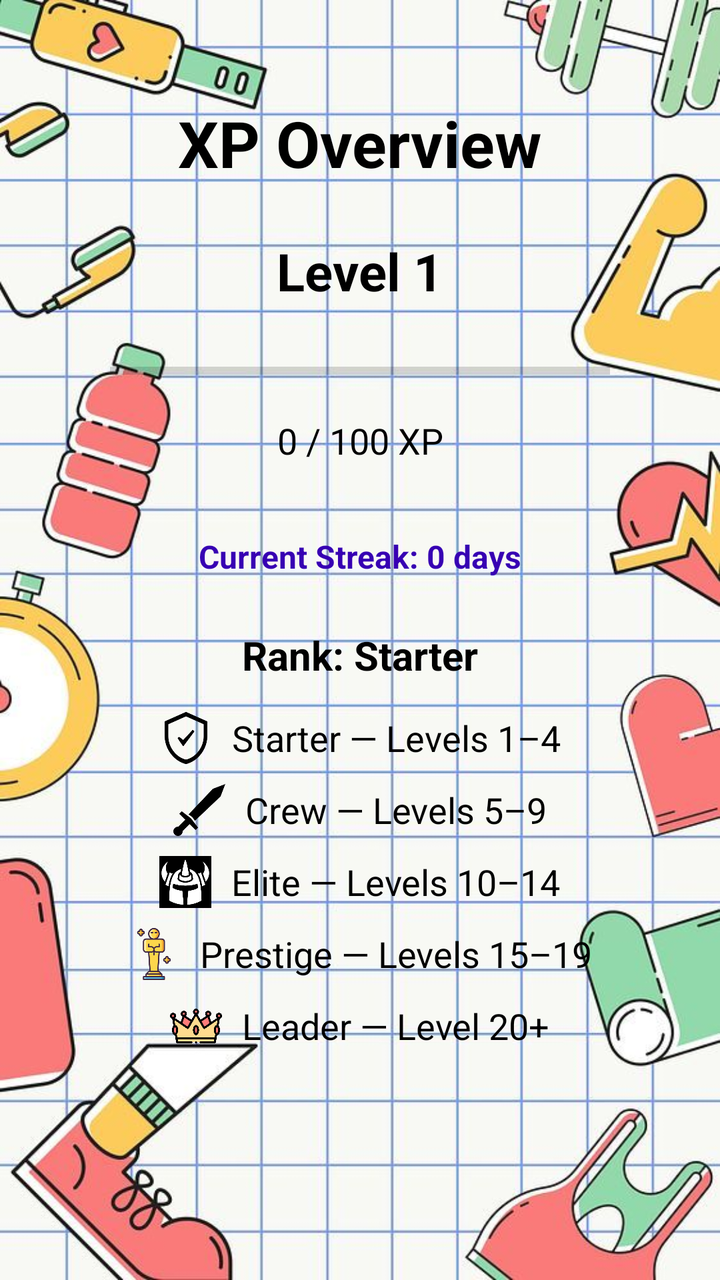
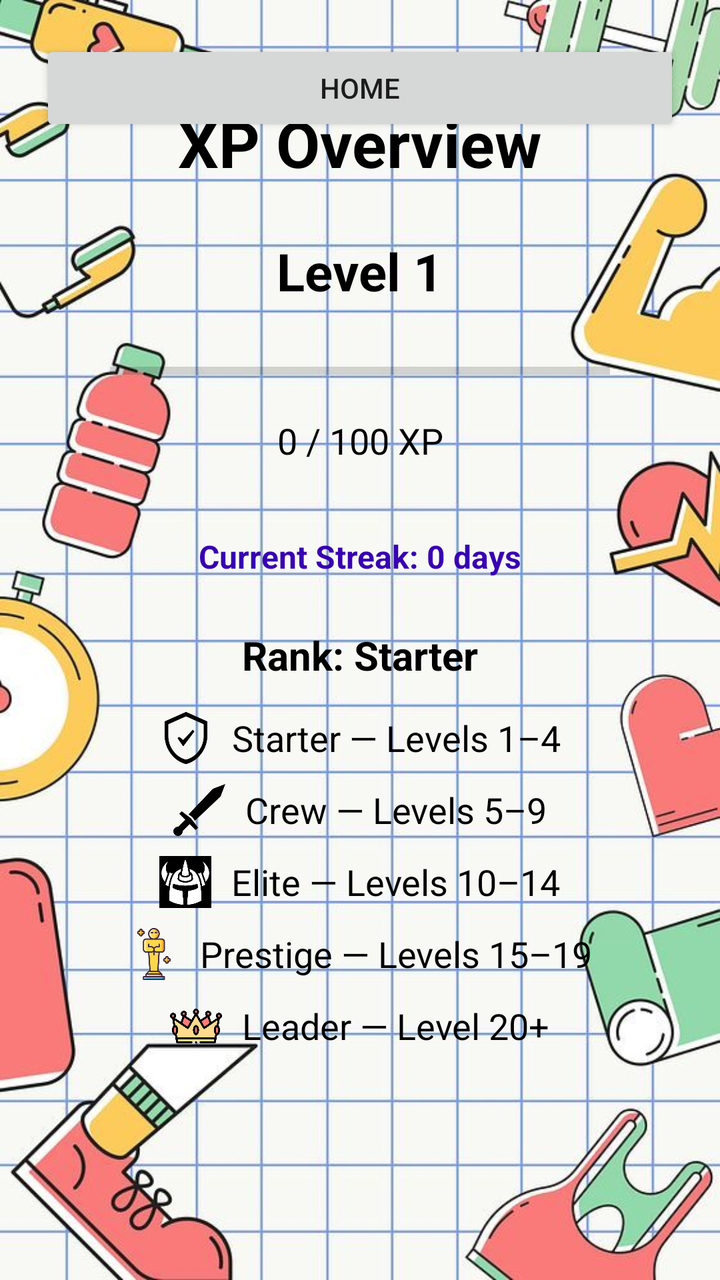

Two renders of the same Android screen: before a commit and after it. Below are the layout's source before the change and the commit's diff.
<!-- AndroidManifest.xml: application theme Theme.AppCompat.Light.NoActionBar -->
<!-- res/layout/activity_xpactivity.xml -->
<?xml version="1.0" encoding="utf-8"?>
<androidx.constraintlayout.widget.ConstraintLayout
    xmlns:android="http://schemas.android.com/apk/res/android"
    xmlns:app="http://schemas.android.com/apk/res-auto"
    android:layout_width="match_parent"
    android:layout_height="match_parent"
    android:padding="20dp"
    android:background="@drawable/background">


    <TextView
        android:id="@+id/xpTitle"
        android:layout_width="wrap_content"
        android:layout_height="wrap_content"
        android:text="XP Overview"
        android:textStyle="bold"
        android:textSize="32sp"
        android:textColor="#000000"
        app:layout_constraintTop_toTopOf="parent"
        app:layout_constraintStart_toStartOf="parent"
        app:layout_constraintEnd_toEndOf="parent"
        android:layout_marginTop="30dp"/>


    <TextView
        android:id="@+id/xpLevelText"
        android:layout_width="wrap_content"
        android:layout_height="wrap_content"
        android:text="Level 1"
        android:textSize="26sp"
        android:textStyle="bold"
        android:textColor="#000000"
        app:layout_constraintTop_toBottomOf="@id/xpTitle"
        app:layout_constraintStart_toStartOf="parent"
        app:layout_constraintEnd_toEndOf="parent"
        android:layout_marginTop="25dp"/>


    <ProgressBar
        android:id="@+id/xpProgressBar"
        style="?android:attr/progressBarStyleHorizontal"
        android:layout_width="250dp"
        android:layout_height="25dp"
        android:progress="0"
        android:max="100"
        app:layout_constraintTop_toBottomOf="@id/xpLevelText"
        app:layout_constraintStart_toStartOf="parent"
        app:layout_constraintEnd_toEndOf="parent"
        android:layout_marginTop="20dp" />


    <TextView
        android:id="@+id/xpValueText"
        android:layout_width="wrap_content"
        android:layout_height="wrap_content"
        android:text="0 / 100 XP"
        android:textSize="18sp"
        android:textColor="#000000"
        app:layout_constraintTop_toBottomOf="@id/xpProgressBar"
        app:layout_constraintStart_toStartOf="parent"
        app:layout_constraintEnd_toEndOf="parent"
        android:layout_marginTop="10dp"/>


    <TextView
        android:id="@+id/xpStreakText"
        android:layout_width="wrap_content"
        android:layout_height="wrap_content"
        android:text="Current Streak: 0 days"
        android:textSize="16sp"
        android:textStyle="bold"
        android:textColor="#FF3700B3"
        app:layout_constraintTop_toBottomOf="@id/xpValueText"
        app:layout_constraintStart_toStartOf="parent"
        app:layout_constraintEnd_toEndOf="parent"
        android:layout_marginTop="35dp"/>

    <TextView
        android:id="@+id/xpRankText"
        android:layout_width="wrap_content"
        android:layout_height="wrap_content"
        android:text="Rank: Starter"
        android:textSize="20sp"
        android:textStyle="bold"
        android:textColor="#000000"
        app:layout_constraintTop_toBottomOf="@id/xpStreakText"
        app:layout_constraintStart_toStartOf="parent"
        app:layout_constraintEnd_toEndOf="parent"
        android:layout_marginTop="25dp"/>

    <LinearLayout
        android:id="@+id/rankStarterRow"
        android:layout_width="wrap_content"
        android:layout_height="wrap_content"
        android:orientation="horizontal"
        android:gravity="center"
        app:layout_constraintTop_toBottomOf="@id/xpRankText"
        app:layout_constraintStart_toStartOf="parent"
        app:layout_constraintEnd_toEndOf="parent"
        android:layout_marginTop="15dp">

        <ImageView
            android:id="@+id/rankStarterIcon"
            android:layout_width="26dp"
            android:layout_height="26dp"
            android:src="@drawable/rank_starter"
            android:layout_marginEnd="10dp"/>

        <TextView
            android:id="@+id/rankStarter"
            android:layout_width="wrap_content"
            android:layout_height="wrap_content"
            android:text="Starter — Levels 1–4"
            android:textSize="18sp"
            android:textColor="#000000"/>
    </LinearLayout>


    <LinearLayout
        android:id="@+id/rankCrewRow"
        android:layout_width="wrap_content"
        android:layout_height="wrap_content"
        android:orientation="horizontal"
        android:gravity="center"
        app:layout_constraintTop_toBottomOf="@id/rankStarterRow"
        app:layout_constraintStart_toStartOf="parent"
        app:layout_constraintEnd_toEndOf="parent"
        android:layout_marginTop="10dp">

        <ImageView
            android:id="@+id/rankCrewIcon"
            android:layout_width="26dp"
            android:layout_height="26dp"
            android:src="@drawable/rank_crew"
            android:layout_marginEnd="10dp"/>

        <TextView
            android:id="@+id/rankCrew"
            android:layout_width="wrap_content"
            android:layout_height="wrap_content"
            android:text="Crew — Levels 5–9"
            android:textSize="18sp"
            android:textColor="#000000"/>
    </LinearLayout>



    <LinearLayout
        android:id="@+id/rankEliteRow"
        android:layout_width="wrap_content"
        android:layout_height="wrap_content"
        android:orientation="horizontal"
        android:gravity="center"
        app:layout_constraintTop_toBottomOf="@id/rankCrewRow"
        app:layout_constraintStart_toStartOf="parent"
        app:layout_constraintEnd_toEndOf="parent"
        android:layout_marginTop="10dp">

        <ImageView
            android:id="@+id/rankEliteIcon"
            android:layout_width="26dp"
            android:layout_height="26dp"
            android:src="@drawable/rank_elite"
            android:layout_marginEnd="10dp"/>

        <TextView
            android:id="@+id/rankElite"
            android:layout_width="wrap_content"
            android:layout_height="wrap_content"
            android:text="Elite — Levels 10–14"
            android:textSize="18sp"
            android:textColor="#000000"/>
    </LinearLayout>


    <LinearLayout
        android:id="@+id/rankPrestigeRow"
        android:layout_width="wrap_content"
        android:layout_height="wrap_content"
        android:orientation="horizontal"
        android:gravity="center"
        app:layout_constraintTop_toBottomOf="@id/rankEliteRow"
        app:layout_constraintStart_toStartOf="parent"
        app:layout_constraintEnd_toEndOf="parent"
        android:layout_marginTop="10dp">

        <ImageView
            android:id="@+id/rankPrestigeIcon"
            android:layout_width="26dp"
            android:layout_height="26dp"
            android:src="@drawable/rank_prestige"
            android:layout_marginEnd="10dp"/>

        <TextView
            android:id="@+id/rankPrestige"
            android:layout_width="wrap_content"
            android:layout_height="wrap_content"
            android:text="Prestige — Levels 15–19"
            android:textSize="18sp"
            android:textColor="#000000"/>
    </LinearLayout>


    <LinearLayout
        android:id="@+id/rankLeaderRow"
        android:layout_width="wrap_content"
        android:layout_height="wrap_content"
        android:orientation="horizontal"
        android:gravity="center"
        app:layout_constraintTop_toBottomOf="@id/rankPrestigeRow"
        app:layout_constraintStart_toStartOf="parent"
        app:layout_constraintEnd_toEndOf="parent"
        android:layout_marginTop="10dp">

        <ImageView
            android:id="@+id/rankLeaderIcon"
            android:layout_width="26dp"
            android:layout_height="26dp"
            android:src="@drawable/rank_leader"
            android:layout_marginEnd="10dp"/>

        <TextView
            android:id="@+id/rankLeader"
            android:layout_width="wrap_content"
            android:layout_height="wrap_content"
            android:text="Leader — Level 20+"
            android:textSize="18sp"
            android:textColor="#000000"/>
    </LinearLayout>





</androidx.constraintlayout.widget.ConstraintLayout>
<!-- resources referenced by this layout -->
<resources>
  <!-- drawable background: png bitmap (drawable, 89380 bytes) -->
  <!-- drawable rank_crew: png bitmap (drawable, 3295 bytes) -->
  <!-- drawable rank_elite: png bitmap (drawable, 4315 bytes) -->
  <!-- drawable rank_leader: png bitmap (drawable, 24128 bytes) -->
  <!-- drawable rank_prestige: png bitmap (drawable, 11492 bytes) -->
  <!-- drawable rank_starter: png bitmap (drawable, 4755 bytes) -->
</resources>

<!-- the commit's change to res/layout/activity_xpactivity.xml (unified diff, before → after) -->
@@ -2,6 +2,7 @@
 <androidx.constraintlayout.widget.ConstraintLayout
     xmlns:android="http://schemas.android.com/apk/res/android"
     xmlns:app="http://schemas.android.com/apk/res-auto"
+    xmlns:tools="http://schemas.android.com/tools"
     android:layout_width="match_parent"
     android:layout_height="match_parent"
     android:padding="20dp"
@@ -226,10 +227,17 @@
             android:text="Leader — Level 20+"
             android:textSize="18sp"
             android:textColor="#000000"/>
-    </LinearLayout>
-
-
-
+
+    </LinearLayout>
+
+    <Button
+        android:id="@+id/returnButton"
+        android:layout_width="match_parent"
+        android:layout_height="wrap_content"
+        android:layout_gravity="bottom"
+        android:text="@string/returntomain"
+        tools:layout_editor_absoluteX="120dp"
+        tools:layout_editor_absoluteY="577dp" />
 
 
 </androidx.constraintlayout.widget.ConstraintLayout>
<!-- resource entries referenced after the edit -->
@@ -6,5 +6,6 @@
   <!-- drawable rank_leader: png bitmap (drawable, 24128 bytes) -->
   <!-- drawable rank_prestige: png bitmap (drawable, 11492 bytes) -->
   <!-- drawable rank_starter: png bitmap (drawable, 4755 bytes) -->
+  <string name="returntomain">Home</string>
 </resources>
 
